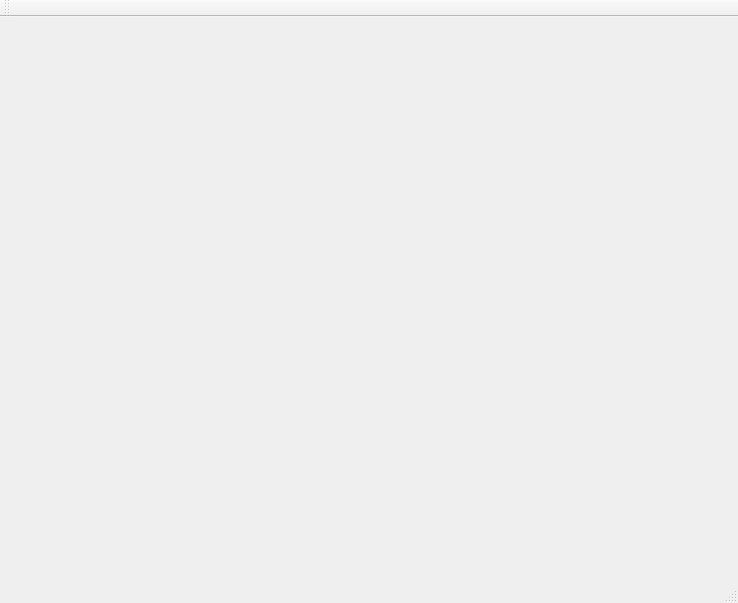
First picture: the form in Qt Widget/Qt-Widget/mainwindow.ui, repository seungjaeryanlee/Doumi-Chess, before the edit.
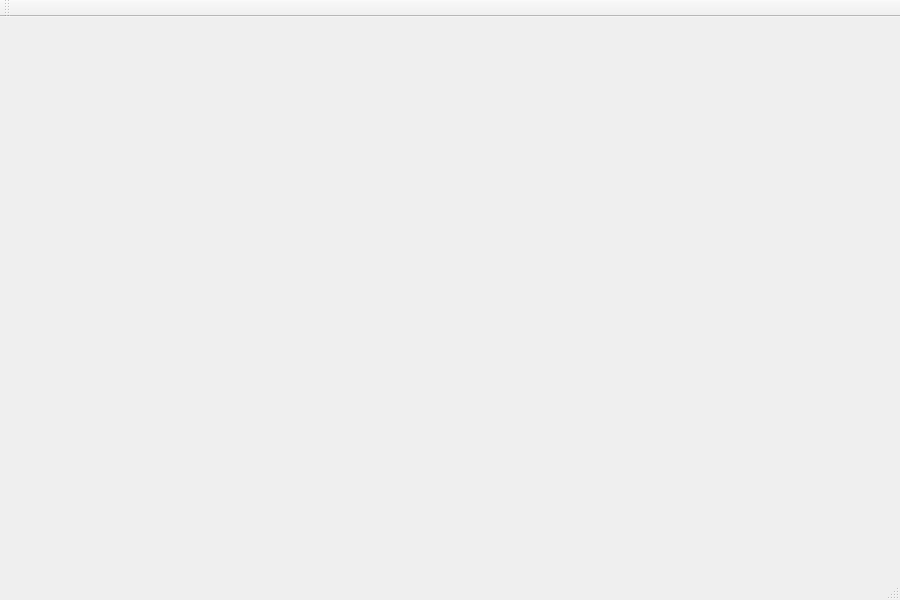
Second picture: the form after the edit.

Commit message: Wrong addition: this adds text to window

```diff
--- a/Qt Widget/Qt-Widget/mainwindow.ui
+++ b/Qt Widget/Qt-Widget/mainwindow.ui
@@ -6,8 +6,8 @@
    <rect>
     <x>0</x>
     <y>0</y>
-    <width>738</width>
-    <height>603</height>
+    <width>900</width>
+    <height>600</height>
    </rect>
   </property>
   <property name="windowTitle">
```
Left out of the diff: 2 changed lines with no effect on the pictures. The commit also changes 2 other files.
